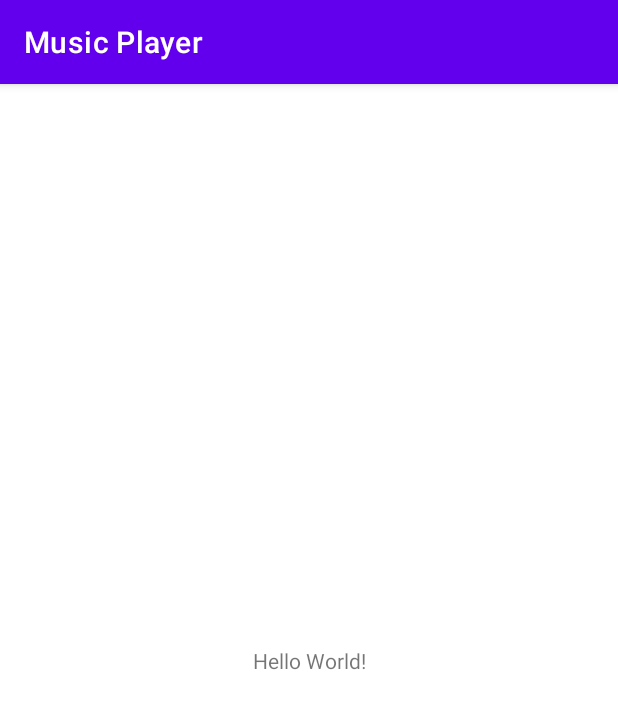
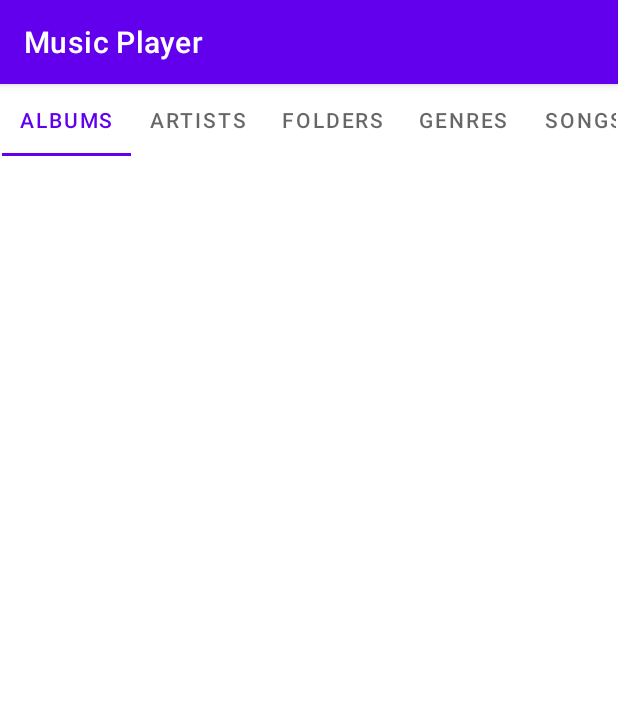
Before and after one commit to teodorodev/MusicPlayerAndroid, an Android app: the screen it shows after launch (MainActivity), on a phone screen of 412 x 824 dp. Shown: the top 709 px of the screen. Run offline under Robolectric (Android 15) with nearby library versions, the phone set to English and light mode, and no system bars.

Commit message:
Tab Layout e View Pager adicionados

```diff
--- a/app/src/main/res/layout/activity_main.xml
+++ b/app/src/main/res/layout/activity_main.xml
@@ -6,13 +6,51 @@
     android:layout_height="match_parent"
     tools:context=".MainActivity">
 
-    <TextView
-        android:layout_width="wrap_content"
+
+    <com.google.android.material.tabs.TabLayout
+        android:id="@+id/tabLayout"
+        android:layout_width="409dp"
         android:layout_height="wrap_content"
-        android:text="Hello World!"
-        app:layout_constraintBottom_toBottomOf="parent"
         app:layout_constraintEnd_toEndOf="parent"
         app:layout_constraintStart_toStartOf="parent"
-        app:layout_constraintTop_toTopOf="parent" />
+        app:layout_constraintTop_toTopOf="parent"
+        app:tabMode="scrollable">
 
+        <com.google.android.material.tabs.TabItem
+            android:id="@+id/tabItemAlbums"
+            android:layout_width="wrap_content"
+            android:layout_height="wrap_content"
+            android:text="@string/albums" />
+
+        <com.google.android.material.tabs.TabItem
+            android:id="@+id/tabItemArtists"
+            android:layout_width="wrap_content"
+            android:layout_height="wrap_content"
+            android:text="@string/artists" />
+
+        <com.google.android.material.tabs.TabItem
+            android:id="@+id/tabItemFolders"
+            android:layout_width="wrap_content"
+            android:layout_height="wrap_content"
+            android:text="@string/folders" />
+
+        <com.google.android.material.tabs.TabItem
+            android:id="@+id/tabItemGenres"
+            android:layout_width="wrap_content"
+            android:layout_height="wrap_content"
+            android:text="@string/genres" />
+
+        <com.google.android.material.tabs.TabItem
+            android:id="@+id/tabItemSongs"
+            android:layout_width="wrap_content"
+            android:layout_height="wrap_content"
+            android:text="@string/songs" />
+    </com.google.android.material.tabs.TabLayout>
+
+    <androidx.viewpager.widget.ViewPager
+        android:layout_width="409dp"
+        android:layout_height="681dp"
+        app:layout_constraintEnd_toEndOf="parent"
+        app:layout_constraintStart_toStartOf="parent"
+        app:layout_constraintTop_toBottomOf="@+id/tabLayout" />
 </androidx.constraintlayout.widget.ConstraintLayout>
--- a/app/src/main/res/values/strings.xml
+++ b/app/src/main/res/values/strings.xml
@@ -1,3 +1,8 @@
 <resources>
     <string name="app_name">Music Player</string>
+    <string name="albums">ALBUMS</string>
+    <string name="artists">ARTISTS</string>
+    <string name="folders">FOLDERS</string>
+    <string name="genres">GENRES</string>
+    <string name="songs">SONGS</string>
 </resources>
```
